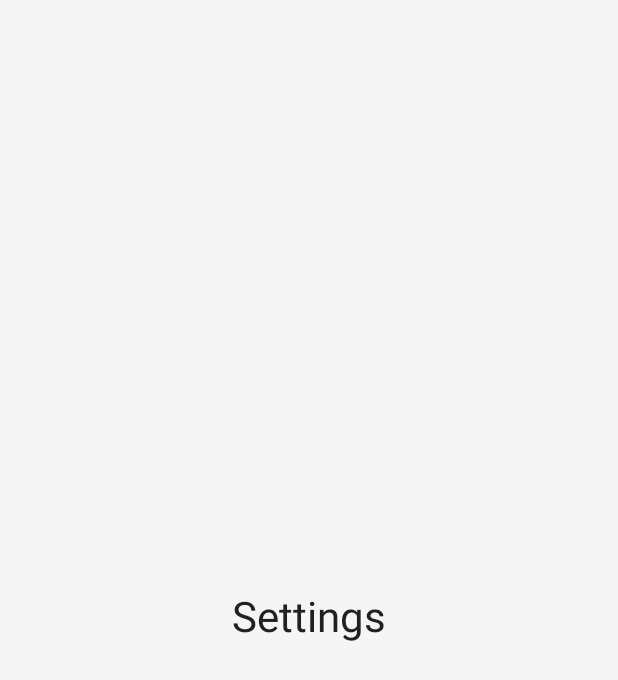
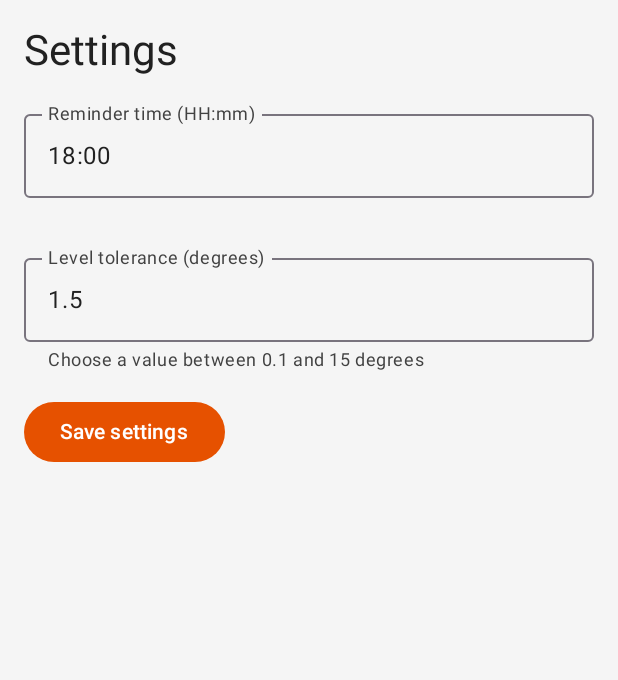
Before and after one commit to victoriapico-creator/levelMate, an Android app built with Jetpack Compose: the screen it shows after launch (MainActivity), after a tap on "Settings", on a phone screen of 412 x 824 dp. Shown: the top 680 px of the screen. Run offline under Robolectric (Android 15) with nearby library versions, the phone set to English and light mode, and no system bars; our stand-ins replace Room's generated code.

Commit message:
SH-01 A3: persist validated settings and level tolerance

```diff
--- a/app/src/main/AndroidManifest.xml
+++ b/app/src/main/AndroidManifest.xml
@@ -6,6 +6,7 @@
     <uses-permission android:name="android.permission.CAMERA" />
 
     <application
+        android:name=".LevelMateApplication"
         android:allowBackup="true"
         android:dataExtractionRules="@xml/data_extraction_rules"
         android:fullBackupContent="@xml/backup_rules"
--- /dev/null
+++ b/app/src/main/java/com/example/notesbysubject/LevelMateApplication.kt
@@ -0,0 +1,42 @@
+package com.example.notesbysubject
+
+import android.app.Application
+import android.content.Context
+import com.example.notesbysubject.data.local.LevelMateDatabase
+import com.example.notesbysubject.data.local.ProjectRepository
+import com.example.notesbysubject.data.settings.SettingsRepository
+import java.io.File
+import kotlinx.coroutines.CoroutineScope
+import kotlinx.coroutines.Dispatchers
+import kotlinx.coroutines.SupervisorJob
+import kotlinx.coroutines.flow.MutableStateFlow
+import kotlinx.coroutines.launch
+
+class LevelMateApplication : Application() {
+    val container by lazy { AppContainer(this) }
+
+    override fun onCreate() {
+        super.onCreate()
+        container.applicationScope.launch { container.importPhotos() }
+    }
+}
+
+class AppContainer(context: Context) {
+    val applicationScope = CoroutineScope(SupervisorJob() + Dispatchers.IO)
+    val projects = ProjectRepository(LevelMateDatabase.getInstance(context))
+    val settings = SettingsRepository(context)
+    val notesDirectory = File(context.filesDir, "notes")
+    val photoImportError = MutableStateFlow<String?>(null)
+
+    suspend fun importPhotos() {
+        try {
+            projects.importExistingPhotos(notesDirectory)
+            photoImportError.value = null
+        } catch (_: Exception) {
+            photoImportError.value = "Some saved photos could not be loaded. Try loading photos again."
+        }
+    }
+}
+
+val Context.appContainer: AppContainer
+    get() = (applicationContext as LevelMateApplication).container
--- /dev/null
+++ b/app/src/main/java/com/example/notesbysubject/data/settings/AppSettings.kt
@@ -0,0 +1,18 @@
+package com.example.notesbysubject.data.settings
+
+data class AppSettings(
+    val reminderHour: Int = 18,
+    val reminderMinute: Int = 0,
+    val levelTolerance: Float = 1.5f,
+    val remindersEnabled: Boolean = false
+)
+
+fun parseReminderTime(value: String): Pair<Int, Int>? {
+    if (!Regex("\\d{2}:\\d{2}").matches(value)) return null
+    val hour = value.substringBefore(':').toIntOrNull() ?: return null
+    val minute = value.substringAfter(':').toIntOrNull() ?: return null
+    return if (hour in 0..23 && minute in 0..59) hour to minute else null
+}
+
+fun parseLevelTolerance(value: String): Float? = value.replace(',', '.').toFloatOrNull()
+    ?.takeIf { it.isFinite() && it in 0.1f..15f }
--- /dev/null
+++ b/app/src/main/java/com/example/notesbysubject/data/settings/SettingsRepository.kt
@@ -0,0 +1,44 @@
+package com.example.notesbysubject.data.settings
+
+import android.content.Context
+import androidx.datastore.preferences.core.booleanPreferencesKey
+import androidx.datastore.preferences.core.edit
+import androidx.datastore.preferences.core.emptyPreferences
+import androidx.datastore.preferences.core.floatPreferencesKey
+import androidx.datastore.preferences.core.intPreferencesKey
+import androidx.datastore.preferences.preferencesDataStore
+import java.io.IOException
+import kotlinx.coroutines.flow.catch
+import kotlinx.coroutines.flow.map
+
+private val Context.levelMateSettings by preferencesDataStore(name = "levelmate_settings")
+
+class SettingsRepository(context: Context) {
+    private val store = context.applicationContext.levelMateSettings
+    private val hour = intPreferencesKey("reminder_hour")
+    private val minute = intPreferencesKey("reminder_minute")
+    private val tolerance = floatPreferencesKey("level_tolerance")
+    private val enabled = booleanPreferencesKey("reminders_enabled")
+
+    val settings = store.data.catch { error ->
+        if (error is IOException) emit(emptyPreferences()) else throw error
+    }.map { values ->
+        AppSettings(
+            reminderHour = values[hour]?.takeIf { it in 0..23 } ?: 18,
+            reminderMinute = values[minute]?.takeIf { it in 0..59 } ?: 0,
+            levelTolerance = values[tolerance]?.takeIf { it.isFinite() && it in 0.1f..15f } ?: 1.5f,
+            remindersEnabled = values[enabled] ?: false
+        )
+    }
+
+    suspend fun save(value: AppSettings) {
+        require(value.reminderHour in 0..23 && value.reminderMinute in 0..59) { "Invalid reminder time" }
+        require(value.levelTolerance.isFinite() && value.levelTolerance in 0.1f..15f) { "Invalid level tolerance" }
+        store.edit {
+            it[hour] = value.reminderHour
+            it[minute] = value.reminderMinute
+            it[tolerance] = value.levelTolerance
+            it[enabled] = value.remindersEnabled
+        }
+    }
+}
--- a/app/src/main/java/com/example/notesbysubject/ui/screens/CameraScreen.kt
+++ b/app/src/main/java/com/example/notesbysubject/ui/screens/CameraScreen.kt
@@ -39,6 +39,7 @@ import androidx.compose.material3.MaterialTheme
 import androidx.compose.material3.OutlinedButton
 import androidx.compose.material3.Text
 import androidx.compose.runtime.Composable
+import androidx.compose.runtime.collectAsState
 import androidx.compose.runtime.DisposableEffect
 import androidx.compose.runtime.LaunchedEffect
 import androidx.compose.runtime.getValue
@@ -57,6 +58,8 @@ import androidx.core.content.ContextCompat
 import androidx.lifecycle.LifecycleOwner
 import androidx.lifecycle.compose.LocalLifecycleOwner
 import com.example.notesbysubject.ui.camera.LevelIndicator
+import com.example.notesbysubject.appContainer
+import com.example.notesbysubject.data.settings.AppSettings
 import com.example.notesbysubject.ui.camera.PhotoStorage
 import com.example.notesbysubject.ui.camera.ScanResultSheet
 import com.example.notesbysubject.ui.camera.ScanState
@@ -137,7 +140,8 @@ private fun CameraPreviewContent(
     }
 
     var currentAngle by remember { mutableFloatStateOf(0f) }
-    var isLevel by remember { mutableStateOf(true) }
+    val settings by context.appContainer.settings.settings.collectAsState(initial = AppSettings())
+    val isLevel = isWithinTolerance(currentAngle, settings.levelTolerance)
 
     DisposableEffect(sensorManager, accelerometer) {
         if (sensorManager == null || accelerometer == null) {
@@ -159,7 +163,6 @@ private fun CameraPreviewContent(
                             smoothedAngle = applyLowPassFilter(rawAngle, smoothedAngle)
                         }
                         currentAngle = smoothedAngle
-                        isLevel = isWithinTolerance(smoothedAngle)
                     }
                 }
 
--- a/app/src/main/java/com/example/notesbysubject/ui/screens/SettingsScreen.kt
+++ b/app/src/main/java/com/example/notesbysubject/ui/screens/SettingsScreen.kt
@@ -1,31 +1,92 @@
 package com.example.notesbysubject.ui.screens
 
-import androidx.compose.foundation.layout.Box
+import androidx.compose.foundation.layout.Arrangement
+import androidx.compose.foundation.layout.Column
 import androidx.compose.foundation.layout.fillMaxSize
+import androidx.compose.foundation.layout.fillMaxWidth
+import androidx.compose.foundation.layout.padding
+import androidx.compose.foundation.rememberScrollState
+import androidx.compose.foundation.verticalScroll
+import androidx.compose.material3.Button
+import androidx.compose.material3.CircularProgressIndicator
 import androidx.compose.material3.MaterialTheme
+import androidx.compose.material3.OutlinedTextField
 import androidx.compose.material3.Text
 import androidx.compose.runtime.Composable
-import androidx.compose.ui.Alignment
+import androidx.compose.runtime.collectAsState
+import androidx.compose.runtime.getValue
+import androidx.compose.runtime.mutableStateOf
+import androidx.compose.runtime.rememberCoroutineScope
+import androidx.compose.runtime.saveable.rememberSaveable
+import androidx.compose.runtime.setValue
 import androidx.compose.ui.Modifier
+import androidx.compose.ui.platform.LocalContext
+import androidx.compose.ui.unit.dp
+import com.example.notesbysubject.appContainer
+import com.example.notesbysubject.data.settings.AppSettings
+import com.example.notesbysubject.data.settings.parseLevelTolerance
+import com.example.notesbysubject.data.settings.parseReminderTime
+import java.util.Locale
+import kotlinx.coroutines.launch
 
 @Composable
-fun SettingsScreen(
-    modifier: Modifier = Modifier
-) {
-    Box(
-        modifier = modifier.fillMaxSize(),
-        contentAlignment = Alignment.Center
-    ) {
-        Text(
-            text = "Settings",
-            style = MaterialTheme.typography.headlineMedium
-        )
+fun SettingsScreen(modifier: Modifier = Modifier) {
+    val container = LocalContext.current.appContainer
+    val settings by container.settings.settings.collectAsState(initial = null)
+    if (settings == null) {
+        CircularProgressIndicator(modifier = modifier.padding(24.dp))
+    } else {
+        SettingsEditor(settings!!, modifier)
     }
 }
 
 @Composable
-fun Settings(
-    modifier: Modifier = Modifier
-) {
-    SettingsScreen(modifier = modifier)
+private fun SettingsEditor(settings: AppSettings, modifier: Modifier) {
+    val container = LocalContext.current.appContainer
+    val scope = rememberCoroutineScope()
+    var time by rememberSaveable(settings.reminderHour, settings.reminderMinute) {
+        mutableStateOf(String.format(Locale.ROOT, "%02d:%02d", settings.reminderHour, settings.reminderMinute))
+    }
+    var tolerance by rememberSaveable(settings.levelTolerance) { mutableStateOf(settings.levelTolerance.toString()) }
+    var message by rememberSaveable { mutableStateOf<String?>(null) }
+    var saving by rememberSaveable { mutableStateOf(false) }
+    val parsedTime = parseReminderTime(time)
+    val parsedTolerance = parseLevelTolerance(tolerance)
+
+    Column(
+        modifier.fillMaxSize().verticalScroll(rememberScrollState()).padding(16.dp),
+        verticalArrangement = Arrangement.spacedBy(16.dp)
+    ) {
+        Text("Settings", style = MaterialTheme.typography.headlineMedium)
+        OutlinedTextField(
+            value = time, onValueChange = { time = it }, label = { Text("Reminder time (HH:mm)") },
+            isError = parsedTime == null, singleLine = true, modifier = Modifier.fillMaxWidth(),
+            supportingText = { if (parsedTime == null) Text("Enter a time from 00:00 to 23:59") }
+        )
+        OutlinedTextField(
+            value = tolerance, onValueChange = { tolerance = it }, label = { Text("Level tolerance (degrees)") },
+            isError = parsedTolerance == null, singleLine = true, modifier = Modifier.fillMaxWidth(),
+            supportingText = { Text("Choose a value between 0.1 and 15 degrees") }
+        )
+        Button(
+            enabled = parsedTime != null && parsedTolerance != null && !saving,
+            onClick = {
+                saving = true
+                scope.launch {
+                    try {
+                        container.settings.save(settings.copy(
+                            reminderHour = parsedTime!!.first, reminderMinute = parsedTime.second,
+                            levelTolerance = parsedTolerance!!
+                        ))
+                        message = "Settings saved"
+                    } catch (_: Exception) { message = "Could not save settings. Please try again." }
+                    finally { saving = false }
+                }
+            }
+        ) { Text(if (saving) "Saving…" else "Save settings") }
+        message?.let { Text(it) }
+    }
 }
+
+@Composable
+fun Settings(modifier: Modifier = Modifier) = SettingsScreen(modifier)
```
Also changed, not shown: 2 other files.
